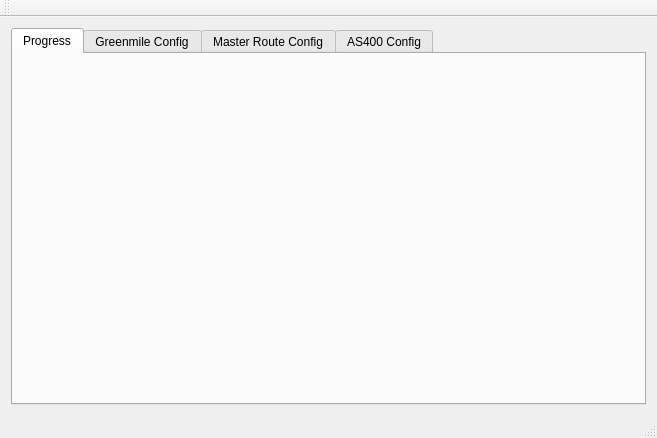
Above: mainwindow.ui from ademarest/GreenmileBridge before the change. Below: the same form after it.
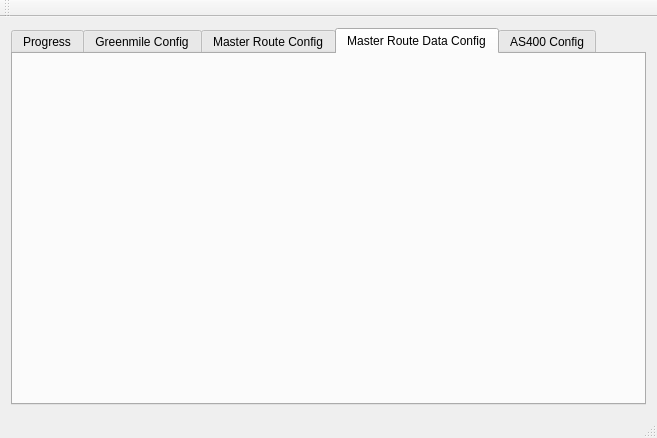
That is the form after the change. The open tabs and pages were chosen to show the change.

Commit message: WARNING: New OAuth2 class implemented. There can only by 1 manual oauth2

What changed in the file:
```diff
--- a/mainwindow.ui
+++ b/mainwindow.ui
@@ -50,7 +50,17 @@
         </item>
        </layout>
       </widget>
-      <widget class="QWidget" name="tab">
+      <widget class="QWidget" name="mrsDataConfigTab">
+       <attribute name="title">
+        <string>Master Route Data Config</string>
+       </attribute>
+       <layout class="QGridLayout" name="gridLayout_7">
+        <item row="0" column="0">
+         <layout class="QGridLayout" name="mrsDataConfigGrid"/>
+        </item>
+       </layout>
+      </widget>
+      <widget class="QWidget" name="as400ConfigTab_2">
        <attribute name="title">
         <string>AS400 Config</string>
        </attribute>
```
The commit also changes 13 other files.
